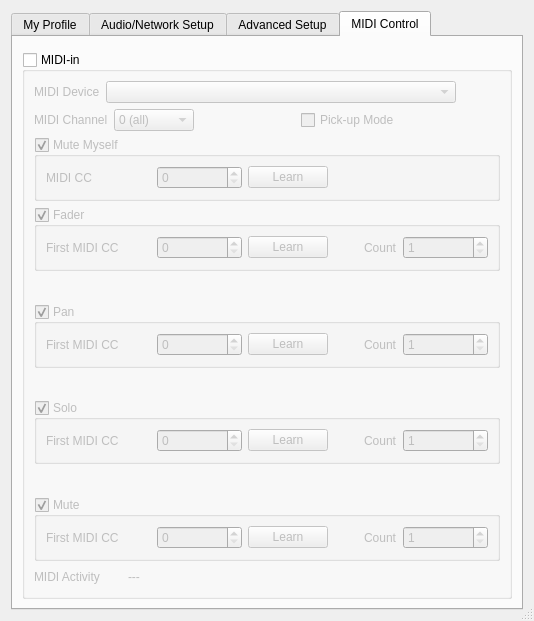
ignotus666/jamulus, file src/clientsettingsdlgbase.ui: the form before one commit.
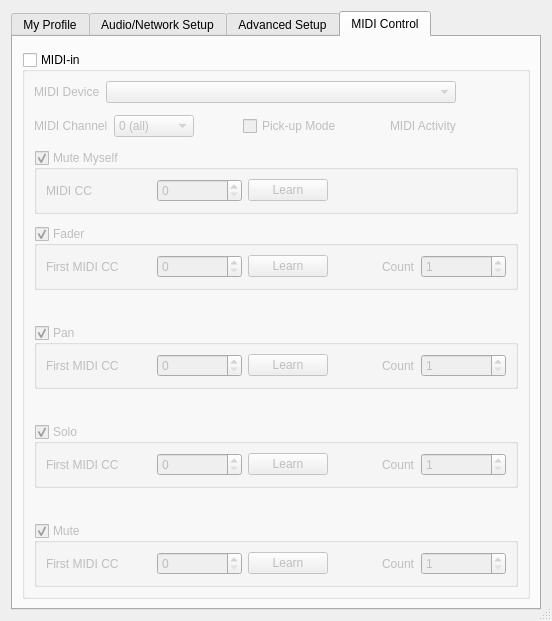
The form after the commit. Icons and pictures are not drawn. Custom widgets are drawn as their Qt base class.

Diff of the .ui file:
```diff
--- a/src/clientsettingsdlgbase.ui
+++ b/src/clientsettingsdlgbase.ui
@@ -6,7 +6,7 @@
    <rect>
     <x>0</x>
     <y>0</y>
-    <width>534</width>
+    <width>552</width>
     <height>621</height>
    </rect>
   </property>
@@ -1579,6 +1579,49 @@
               </property>
              </spacer>
             </item>
+            <item>
+             <layout class="QHBoxLayout" name="horizontalLayout_midiActivity">
+              <item>
+               <widget class="QLabel" name="lblMidiActivity">
+                <property name="text">
+                 <string>MIDI Activity</string>
+                </property>
+               </widget>
+              </item>
+              <item>
+               <widget class="QLabel" name="lblMidiActivityLED">
+                <property name="minimumSize">
+                 <size>
+                  <width>16</width>
+                  <height>16</height>
+                 </size>
+                </property>
+                <property name="maximumSize">
+                 <size>
+                  <width>16</width>
+                  <height>16</height>
+                 </size>
+                </property>
+                <property name="pixmap">
+                 <pixmap resource="resources.qrc">:/png/LEDs/res/CLEDBlackSmall.png</pixmap>
+                </property>
+               </widget>
+              </item>
+              <item>
+               <spacer name="horizontalSpacer_midiActivity">
+                <property name="orientation">
+                 <enum>Qt::Horizontal</enum>
+                </property>
+                <property name="sizeHint" stdset="0">
+                 <size>
+                  <width>40</width>
+                  <height>20</height>
+                 </size>
+                </property>
+               </spacer>
+              </item>
+             </layout>
+            </item>
            </layout>
           </item>
           <item row="7" column="0">
@@ -2238,56 +2281,6 @@
             </layout>
            </widget>
           </item>
-          <item row="8" column="0">
-           <layout class="QHBoxLayout" name="horizontalLayout_midiActivity">
-            <item>
-             <widget class="QLabel" name="lblMidiActivity">
-              <property name="text">
-               <string>MIDI Activity</string>
-              </property>
-             </widget>
-            </item>
-            <item>
-             <widget class="QLabel" name="lblMidiActivityLED">
-              <property name="minimumSize">
-               <size>
-                <width>16</width>
-                <height>16</height>
-               </size>
-              </property>
-              <property name="maximumSize">
-               <size>
-                <width>16</width>
-                <height>16</height>
-               </size>
-              </property>
-              <property name="pixmap">
-               <pixmap resource="resources.qrc">:/png/LEDs/res/CLEDBlackSmall.png</pixmap>
-              </property>
-             </widget>
-            </item>
-            <item>
-             <widget class="QLabel" name="lblMidiActivityValue">
-              <property name="text">
-               <string>---</string>
-              </property>
-             </widget>
-            </item>
-            <item>
-             <spacer name="horizontalSpacer_midiActivity">
-              <property name="orientation">
-               <enum>Qt::Horizontal</enum>
-              </property>
-              <property name="sizeHint" stdset="0">
-               <size>
-                <width>40</width>
-                <height>20</height>
-               </size>
-              </property>
-             </spacer>
-            </item>
-           </layout>
-          </item>
          </layout>
         </widget>
        </item>
```
